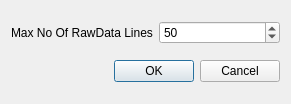
Qt form forms/settings.ui (ExplorerOL/QModbusExplorer) before a commit.
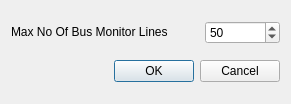
The same form after that commit. Icons and pictures are not drawn.

Commit message: Minor changes in user interface.Move from beta versions to normal versions.

The edit to the form file:
```diff
--- a/forms/settings.ui
+++ b/forms/settings.ui
@@ -10,6 +10,24 @@
     <height>104</height>
    </rect>
   </property>
+  <property name="sizePolicy">
+   <sizepolicy hsizetype="Maximum" vsizetype="Maximum">
+    <horstretch>0</horstretch>
+    <verstretch>0</verstretch>
+   </sizepolicy>
+  </property>
+  <property name="minimumSize">
+   <size>
+    <width>291</width>
+    <height>104</height>
+   </size>
+  </property>
+  <property name="maximumSize">
+   <size>
+    <width>291</width>
+    <height>104</height>
+   </size>
+  </property>
   <property name="windowTitle">
    <string>Settings</string>
   </property>
@@ -20,15 +38,26 @@
   <layout class="QVBoxLayout" name="verticalLayout">
    <item>
     <layout class="QGridLayout" name="gridLayout">
-     <item row="0" column="0">
-      <widget class="QLabel" name="lblMaxNoOfRawDataLines">
-       <property name="text">
-        <string>Max No Of RawData Lines</string>
-       </property>
-      </widget>
-     </item>
-     <item row="0" column="1">
+     <item row="0" column="2">
       <widget class="QSpinBox" name="sbMaxNoOfRawDataLines">
+       <property name="sizePolicy">
+        <sizepolicy hsizetype="Preferred" vsizetype="Fixed">
+         <horstretch>0</horstretch>
+         <verstretch>0</verstretch>
+        </sizepolicy>
+       </property>
+       <property name="minimumSize">
+        <size>
+         <width>50</width>
+         <height>0</height>
+        </size>
+       </property>
+       <property name="maximumSize">
+        <size>
+         <width>75</width>
+         <height>16777215</height>
+        </size>
+       </property>
        <property name="minimum">
         <number>1</number>
        </property>
@@ -43,6 +72,31 @@
        </property>
       </widget>
      </item>
+     <item row="0" column="1">
+      <widget class="QLabel" name="lblMaxNoOfRawDataLines">
+       <property name="sizePolicy">
+        <sizepolicy hsizetype="Preferred" vsizetype="Fixed">
+         <horstretch>0</horstretch>
+         <verstretch>0</verstretch>
+        </sizepolicy>
+       </property>
+       <property name="minimumSize">
+        <size>
+         <width>132</width>
+         <height>0</height>
+        </size>
+       </property>
+       <property name="maximumSize">
+        <size>
+         <width>16777215</width>
+         <height>16777215</height>
+        </size>
+       </property>
+       <property name="text">
+        <string>Max No Of Bus Monitor Lines</string>
+       </property>
+      </widget>
+     </item>
     </layout>
    </item>
    <item>
```
Left out of the diff: 4 changed lines with no effect on the pictures. The commit also changes 7 other files.
